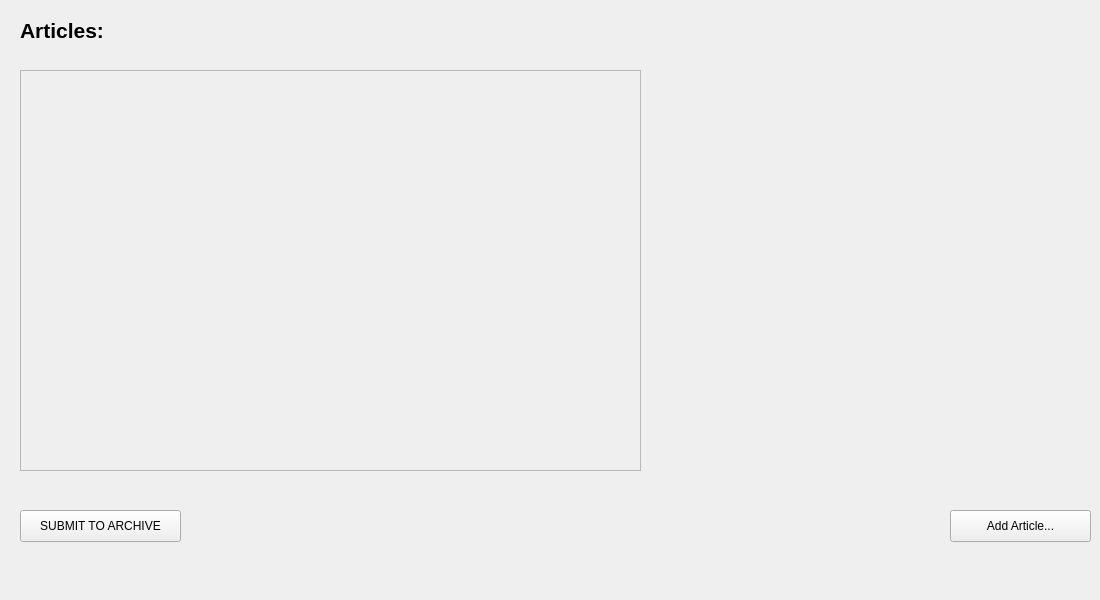
pyridine/LAWRENTIAN, file LAWRENTIAN/LuD/articleworkspace.ui: the form before one commit.
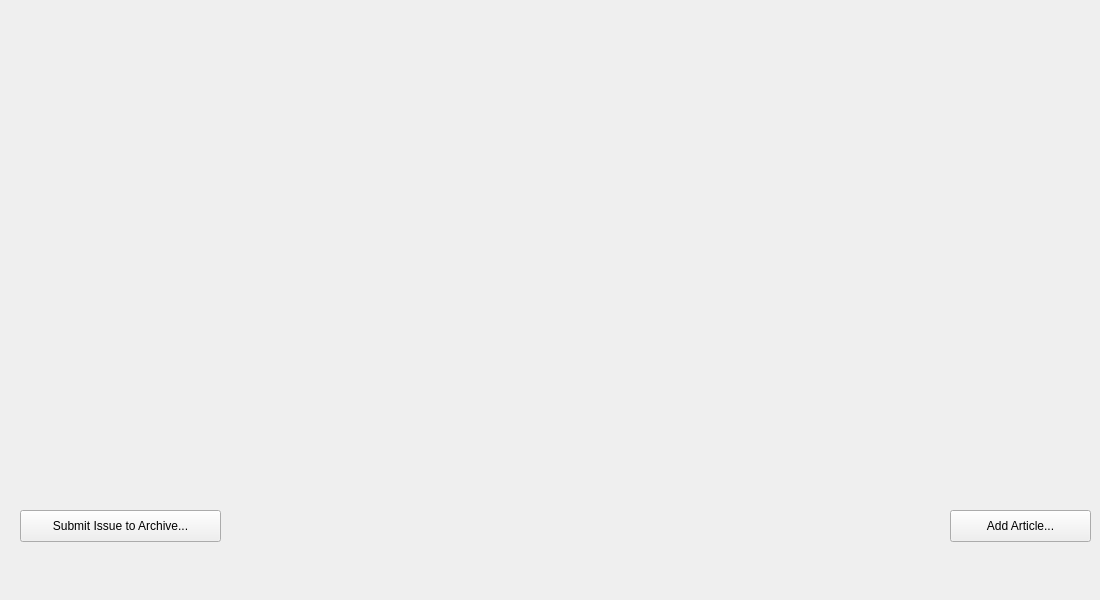
The form after the commit.

Commit message: Done with the timesheets and the new article workspace ui stuff

```diff
--- a/LAWRENTIAN/LuD/articleworkspace.ui
+++ b/LAWRENTIAN/LuD/articleworkspace.ui
@@ -13,26 +13,6 @@
   <property name="windowTitle">
    <string>Form</string>
   </property>
-  <widget class="QLabel" name="label">
-   <property name="geometry">
-    <rect>
-     <x>20</x>
-     <y>10</y>
-     <width>201</width>
-     <height>41</height>
-    </rect>
-   </property>
-   <property name="font">
-    <font>
-     <pointsize>16</pointsize>
-     <weight>75</weight>
-     <bold>true</bold>
-    </font>
-   </property>
-   <property name="text">
-    <string>&lt;html&gt;&lt;head/&gt;&lt;body&gt;&lt;p&gt;Articles:&lt;/p&gt;&lt;/body&gt;&lt;/html&gt;</string>
-   </property>
-  </widget>
   <widget class="QPushButton" name="addArticleWorkspace_pushButton">
    <property name="geometry">
     <rect>
@@ -46,40 +26,17 @@
     <string>Add Article...</string>
    </property>
   </widget>
-  <widget class="QScrollArea" name="buttons_scrollArea">
-   <property name="geometry">
-    <rect>
-     <x>20</x>
-     <y>70</y>
-     <width>621</width>
-     <height>401</height>
-    </rect>
-   </property>
-   <property name="widgetResizable">
-    <bool>true</bool>
-   </property>
-   <widget class="QWidget" name="widget">
-    <property name="geometry">
-     <rect>
-      <x>0</x>
-      <y>0</y>
-      <width>619</width>
-      <height>399</height>
-     </rect>
-    </property>
-   </widget>
-  </widget>
   <widget class="QPushButton" name="submitToArchiveButton">
    <property name="geometry">
     <rect>
      <x>20</x>
      <y>510</y>
-     <width>161</width>
+     <width>201</width>
      <height>32</height>
     </rect>
    </property>
    <property name="text">
-    <string>SUBMIT TO ARCHIVE</string>
+    <string>Submit Issue to Archive...</string>
    </property>
   </widget>
  </widget>
```
The commit also changes 54 other files.
